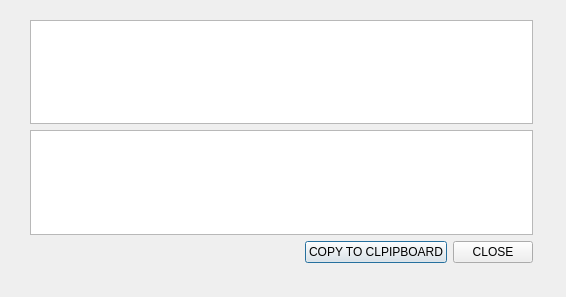
First picture: the form in CompareReqGUI/detailview.ui, repository svobodapraha/CompareReqGUI, before the edit.
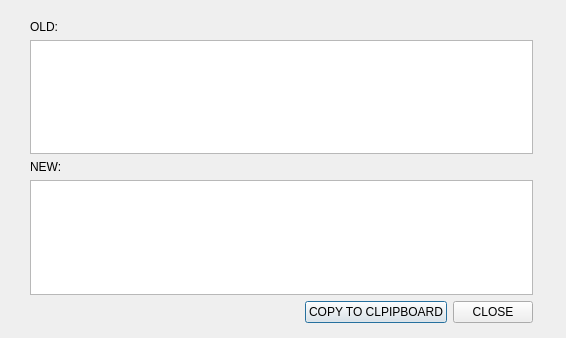
Second picture: the form after the edit.

```diff
--- a/CompareReqGUI/detailview.ui
+++ b/CompareReqGUI/detailview.ui
@@ -7,7 +7,7 @@
     <x>0</x>
     <y>0</y>
     <width>566</width>
-    <height>297</height>
+    <height>338</height>
    </rect>
   </property>
   <property name="windowTitle">
@@ -19,13 +19,27 @@
      <x>21</x>
      <y>11</y>
      <width>521</width>
-     <height>261</height>
+     <height>321</height>
     </rect>
    </property>
    <layout class="QVBoxLayout" name="verticalLayout">
+    <item>
+     <widget class="QLabel" name="label">
+      <property name="text">
+       <string>OLD:</string>
+      </property>
+     </widget>
+    </item>
     <item>
      <widget class="QTextBrowser" name="textBrowser_oldReq"/>
     </item>
+    <item>
+     <widget class="QLabel" name="label_2">
+      <property name="text">
+       <string>NEW:</string>
+      </property>
+     </widget>
+    </item>
     <item>
      <widget class="QTextBrowser" name="textBrowser_newReq"/>
     </item>
```
